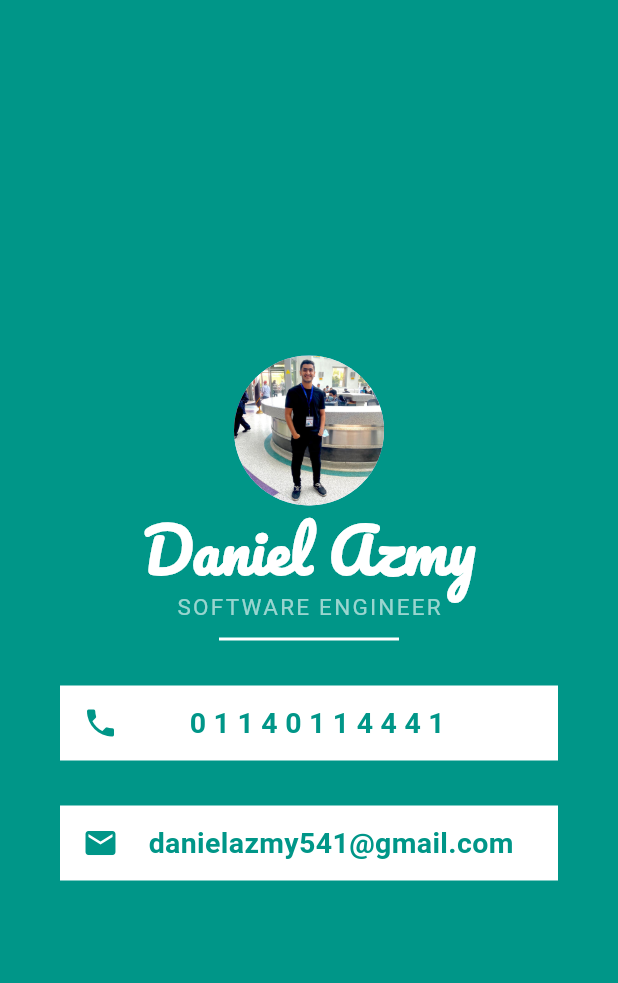
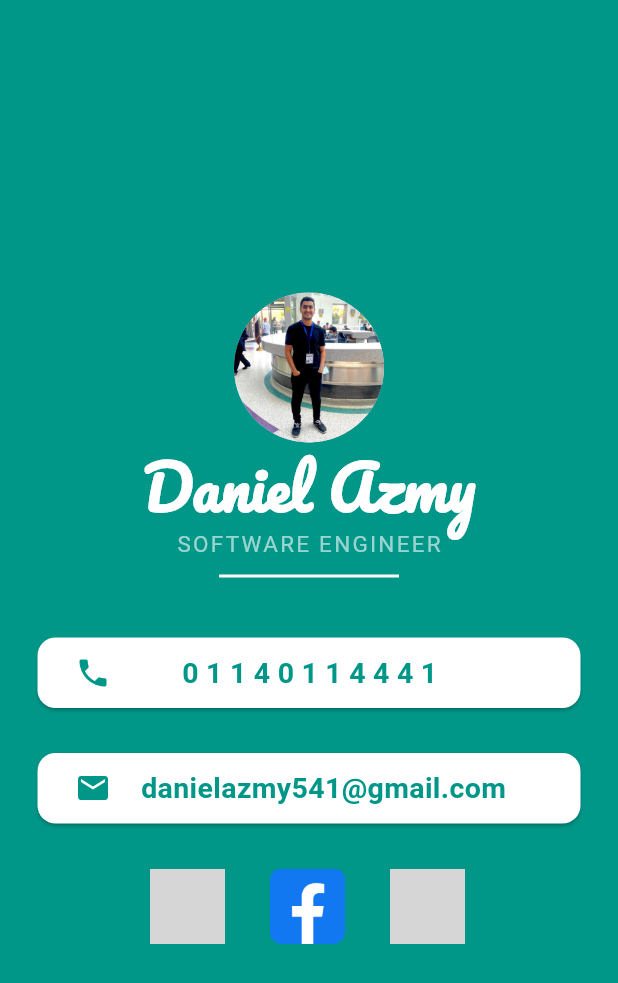
Before and after one commit to DanielAzmy/mi_card, a Flutter app: the screen it shows after launch, on a phone screen of 412 x 824 dp. Shown: the top 983 px of the screen. Run offline on Flutter 3.47's test engine with Material 3 defaults, Android fonts, the phone set to English and light mode, and no system bars; project files that could hold a hidden picture were left out; grey boxes are pictures that could not be loaded.

Commit message:
adding social media platforms urls

```diff
--- a/lib/main.dart
+++ b/lib/main.dart
@@ -1,4 +1,11 @@
+
 import 'package:flutter/material.dart';
+import 'package:url_launcher/url_launcher.dart';
+
+
+final Uri linkedin_url = Uri.parse('https://www.linkedin.com/in/daniel-joseph-b04391204/');
+final Uri facebook_url = Uri.parse('https://www.facebook.com/profile.php?id=100002270578896');
+final Uri instagram_url = Uri.parse('https://www.instagram.com/danial_joseph11/');
 
 void main() {
   runApp(const MyApp());
@@ -49,17 +56,18 @@ class MyApp extends StatelessWidget {
               const SizedBox(
                 height: 30,
               ),
-              Container(
+              Card(
                 color: Colors.white,
-                width: double.infinity,
-                height: 50,
-                margin: const EdgeInsets.only(left: 40, right: 40),
-                child:  Center(
+                margin: EdgeInsets.symmetric(horizontal: 25, vertical: 10),
+                child: Center(
+                  child: Padding(
+                    padding: const EdgeInsets.all(10.0),
                     child: Row(
                       children: <Widget>[
                         Container(
                           margin: EdgeInsets.only(left: 15),
-                        child: const Icon(Icons.phone,
+                          child: const Icon(
+                            Icons.phone,
                             color: Colors.teal,
                           ),
                         ),
@@ -67,7 +75,8 @@ class MyApp extends StatelessWidget {
                           margin: EdgeInsets.only(left: 45),
                           child: const Text(
                             '01140114441',
-                          style: TextStyle(color: Colors.teal,
+                            style: TextStyle(
+                              color: Colors.teal,
                               fontSize: 19,
                               fontWeight: FontWeight.bold,
                               letterSpacing: 5,
@@ -78,20 +87,23 @@ class MyApp extends StatelessWidget {
                     ),
                   ),
                 ),
+              ),
               const SizedBox(
-                height: 30,
+                height: 10,
               ),
-              Container(
+              Card(
                 color: Colors.white,
-                width: double.infinity,
-                height: 50,
-                margin: const EdgeInsets.only(left: 40, right: 40),
-                child:  Center(
+                margin:
+                    const EdgeInsets.symmetric(vertical: 10, horizontal: 25),
+                child: Center(
+                  child: Padding(
+                    padding: const EdgeInsets.all(10.0),
                     child: Row(
                       children: <Widget>[
                         Container(
                           margin: EdgeInsets.only(left: 15),
-                        child: const Icon(Icons.email,
+                          child: const Icon(
+                            Icons.email,
                             color: Colors.teal,
                           ),
                         ),
@@ -99,15 +111,57 @@ class MyApp extends StatelessWidget {
                           margin: EdgeInsets.only(left: 20),
                           child: const Text(
                             'danielazmy541@gmail.com',
-                          style: TextStyle(color: Colors.teal,
+                            style: TextStyle(
+                              color: Colors.teal,
                               fontSize: 19,
-                          fontWeight: FontWeight.bold,),
+                              fontWeight: FontWeight.bold,
+                            ),
                           ),
                         ),
                       ],
                     ),
                   ),
                 ),
+              ),
+               const SizedBox(
+                 height: 20,
+               ),
+               Container(
+                 margin: EdgeInsets.only(left: 100),
+                 child: Row(
+                  children: <Widget>[
+                    Container(
+                      child: GestureDetector(
+                        onTap: _launchUrl,
+                        child: const Image(image: AssetImage('images/LinkedIn.svg'),
+                          height: 50,
+                          width: 50,
+                        ),
+                      ),
+                    ),
+                    const SizedBox(width: 30,),
+                    Container(
+                      child: GestureDetector(
+                        onTap: _facebook_launchUrl,
+                        child: const Image(image: AssetImage('images/facebook.png'),
+                          height: 50,
+                          width: 50,
+                        ),
+                      ),
+                    ),
+                    const SizedBox(width: 30,),
+                    Container(
+                      child: GestureDetector(
+                        onTap: _instagram_launchUrl,
+                        child: const Image(image: AssetImage('images/instagram.svg'),
+                          height: 50,
+                          width: 50,
+                        ),
+                      ),
+                    ),
+                  ],
+                               ),
+               )
             ],
           ),
         )),
@@ -115,3 +169,18 @@ class MyApp extends StatelessWidget {
     );
   }
 }
+Future<void> _launchUrl() async {
+  if (!await launchUrl(linkedin_url)) {
+    throw Exception('Could not launch $linkedin_url');
+  }
+}
+Future<void> _facebook_launchUrl() async {
+  if (!await launchUrl(facebook_url)) {
+    throw Exception('Could not launch $instagram_url');
+  }
+}
+Future<void> _instagram_launchUrl() async {
+  if (!await launchUrl(instagram_url)) {
+    throw Exception('Could not launch $instagram_url');
+  }
+}
--- a/pubspec.yaml
+++ b/pubspec.yaml
@@ -28,8 +28,10 @@ environment:
 # the latest version available on pub.dev. To see which dependencies have newer
 # versions available, run `flutter pub outdated`.
 dependencies:
+  url_launcher: ^6.0.10
   flutter:
     sdk: flutter
+
 
 
   # The following adds the Cupertino Icons font to your application.
```
Also changed, not shown: images/LinkedIn.svg (added), images/facebook.png (added), images/instagram.svg (added), pubspec.lock, 6 other files. Lines whose indentation alone changed are shown as unchanged.
